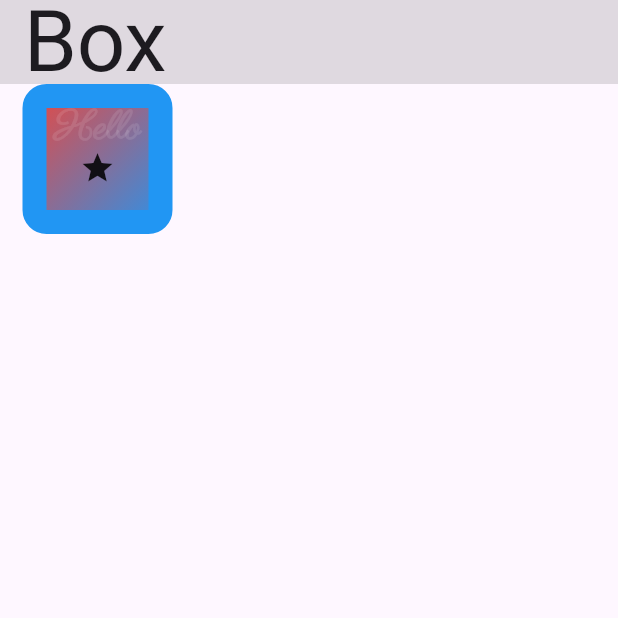
After one commit to MollangPiu/cyciFlutter, a Flutter app: the screen it shows after launch, after a tap on "Box를 꾸미는 용", on a phone screen of 412 x 824 dp, the top half of it. The commit adds this screen. Run offline on Flutter 3.47's test engine with Material 3 defaults, Android fonts, the phone set to English and light mode, and no system bars.

Commit message:
Feat: 컨테이너

```diff
--- a/lib/Home.dart
+++ b/lib/Home.dart
@@ -13,7 +13,31 @@ class Home extends StatelessWidget {
             ElevatedButton(onPressed: () {
               print('HI ');
               Navigator.pushNamed(context, '/def');
-            }, child: Text('기본 Widget'))
+            }, child: Text('기본 Widget')),
+            SizedBox(height: 10,),
+            ElevatedButton(onPressed: () {
+              Navigator.pushNamed(context, '/rowColumn');
+            }, child: Text('Row Column 사용')),
+            SizedBox(height: 10,),
+            ElevatedButton(onPressed: () {
+              Navigator.pushNamed(context, '/boxcon');
+            }, child: Text('Box를 꾸미는 용')),
+            SizedBox(height: 10,),
+            ElevatedButton(onPressed: () {
+              Navigator.pushNamed(context, '/con2');
+            }, child: Text('꾸미는 용')),
+
+
+
+
+
+
+
+
+            SizedBox(height: 20,),
+            ElevatedButton(onPressed: () {
+              Navigator.pushNamed(context, '/conds');
+            }, child: Text('왜 안 돼'))
           ],
         ),
       ),
--- /dev/null
+++ b/lib/def/BoxCon.dart
@@ -0,0 +1,72 @@
+import 'package:flutter/material.dart';
+
+//stless
+class BoxCon extends StatelessWidget {
+  const BoxCon({super.key});
+
+  //Text(Span), Image(그림, img), Icon(특수 문자), Container(div)
+  @override
+  Widget build(BuildContext context) {
+
+    final textTheme = Theme.of(context).textTheme;
+
+    return MaterialApp(
+
+      theme: ThemeData(
+        fontFamily: 'sunflower', // 기본 설정
+        textTheme: TextTheme(
+          displayLarge: TextStyle(
+            color: Colors.white10,
+            fontSize:25,
+            fontWeight: FontWeight.bold,
+            fontFamily:  'perisienne'// displayLarge: 이 설정을 불러 올 때, 적용 할 fontFamily
+          )
+        ),
+      ),
+
+      home: Scaffold(
+        appBar: AppBar(title: Text('Box',
+          style: textTheme.displayLarge,),
+
+          backgroundColor: Colors.black12,
+
+        ),
+        body: _Body(),
+      ),
+    );
+  }
+}
+
+// Java에서 접근제어자.
+// public, protected, default, private
+class _Body extends StatelessWidget {
+  const _Body({super.key});
+
+  @override
+  Widget build(BuildContext context) {
+
+    final textTheme = Theme.of(context).textTheme;
+
+    return Container(
+      margin: EdgeInsets.only(left: 15),
+      width: 100,
+      height: 100,
+      //꾸미는 용, Container 디자인 권한
+      decoration: BoxDecoration(
+        // color: Colors.amberAccent,
+          border: Border.all(
+            width: 16,
+            color: Colors.blue,
+          ),
+          borderRadius: BorderRadius.circular(16),
+          gradient: LinearGradient(colors: [Colors.red, Colors.blue],begin: Alignment.topLeft, end: Alignment.bottomRight)
+      ),
+      child: Column(
+        children: [
+          Text('Hello', style: textTheme.displayLarge,),
+          Icon(Icons.star)
+        ],
+      ),
+    );
+  }
+}
--- a/lib/routes.dart
+++ b/lib/routes.dart
@@ -2,6 +2,10 @@ import 'package:flutter/material.dart';
 import 'Home.dart';
 import 'About.dart';
 import 'def/Def.dart';
+import 'def/RowColumn.dart';
+import 'def/BoxCon.dart';
+import 'def/ConDs.dart';
+import 'def/Con2.dart';
 
 
 //Java Map ( HashMap Key, Value )
@@ -9,4 +13,11 @@ final Map<String, WidgetBuilder> routes = {
   '/home':  (context) => Home(),
   '/about': (context) => About(),
   '/def': (context) => Def(),
+  '/rowColumn': (context) => RowColumn(),
+  '/boxcon': (context) => BoxCon(),
+  '/con2': (context) => Con2(),
+
+
+
+  '/conds': (context) => ConDs(),
 };
```
Also changed, not shown: lib/def/Con2.dart (added, +83 -0 lines), lib/def/ConDs.dart (added, +125 -0 lines), lib/def/RowColumn.dart (added, +48 -0 lines), pubspec.yaml (+16 -0 lines), assets/font/Parisienne-Regular.ttf (added), assets/font/Sunflower-Bold.ttf (added), assets/font/Sunflower-Light.ttf (added), assets/font/Sunflower-Medium.ttf (added).
